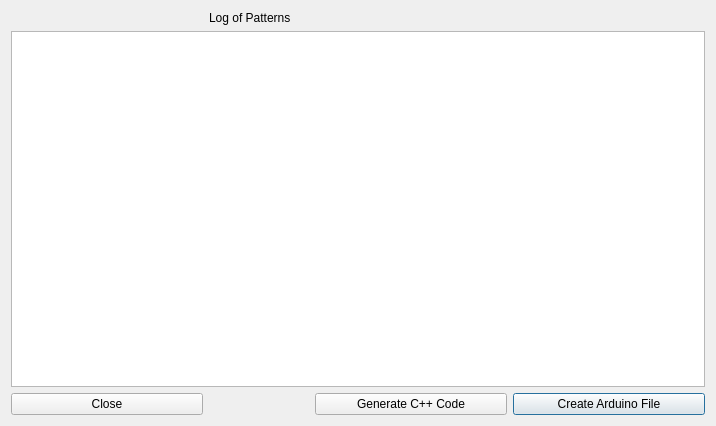
First picture: the form in GUI_Code/BlockTrial/displaywindow.ui, repository sonderswag/Modular-LED-HRI-, before the edit.
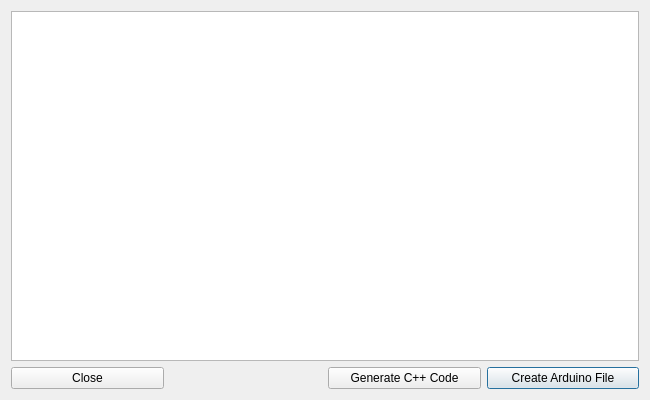
Second picture: the form after the edit. Custom widgets are drawn as their Qt base class.

```diff
--- a/GUI_Code/BlockTrial/displaywindow.ui
+++ b/GUI_Code/BlockTrial/displaywindow.ui
@@ -6,51 +6,54 @@
    <rect>
     <x>0</x>
     <y>0</y>
-    <width>716</width>
-    <height>426</height>
+    <width>650</width>
+    <height>400</height>
    </rect>
   </property>
   <property name="windowTitle">
    <string>Dialog</string>
   </property>
   <layout class="QGridLayout" name="gridLayout">
-   <item row="1" column="0" colspan="4">
+   <item row="0" column="0" colspan="4">
     <widget class="ClickableDisplay" name="displayInfo"/>
    </item>
-   <item row="0" column="1">
-    <widget class="QLabel" name="label">
-     <property name="maximumSize">
-      <size>
-       <width>100</width>
-       <height>16777215</height>
-      </size>
-     </property>
-     <property name="text">
-      <string>Log of Patterns</string>
-     </property>
-    </widget>
-   </item>
-   <item row="2" column="3">
+   <item row="1" column="3">
     <widget class="QPushButton" name="createArduinoButton">
      <property name="text">
       <string>Create Arduino File</string>
      </property>
     </widget>
    </item>
-   <item row="2" column="2">
+   <item row="1" column="2">
     <widget class="QPushButton" name="createCppCode">
      <property name="text">
       <string>Generate C++ Code</string>
      </property>
     </widget>
    </item>
-   <item row="2" column="0">
+   <item row="1" column="0">
     <widget class="QPushButton" name="closeDisplay">
      <property name="text">
       <string>Close</string>
      </property>
     </widget>
    </item>
+   <item row="1" column="1">
+    <spacer name="horizontalSpacer">
+     <property name="orientation">
+      <enum>Qt::Horizontal</enum>
+     </property>
+     <property name="sizeType">
+      <enum>QSizePolicy::Fixed</enum>
+     </property>
+     <property name="sizeHint" stdset="0">
+      <size>
+       <width>70</width>
+       <height>20</height>
+      </size>
+     </property>
+    </spacer>
+   </item>
   </layout>
  </widget>
  <customwidgets>
```
